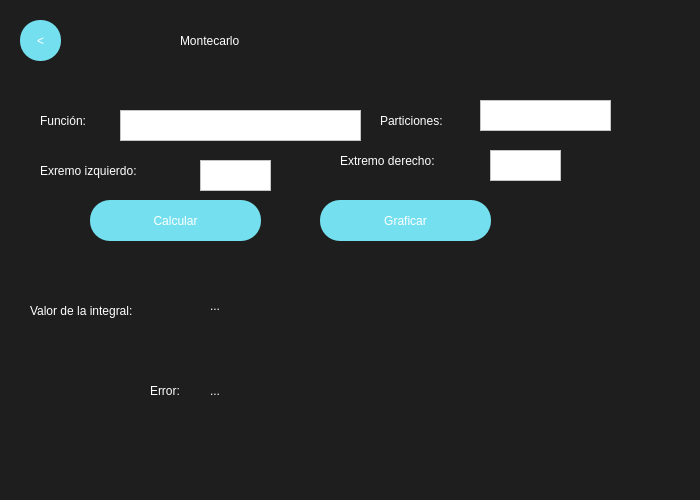
Above: Montecarlo.ui from XMunteR/Calculadora before the change. Below: the same form after it.
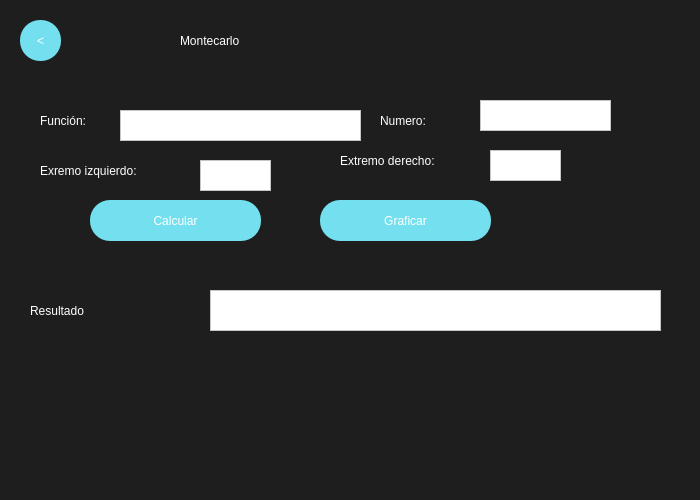
That is the form after the change.

```diff
--- a/Montecarlo.ui
+++ b/Montecarlo.ui
@@ -113,7 +113,7 @@
 color:white;</string>
     </property>
     <property name="text">
-     <string>Valor de la integral:</string>
+     <string>Resultado</string>
     </property>
    </widget>
    <widget class="QLabel" name="label_2">
@@ -220,7 +220,7 @@
 font:20px&quot;impact&quot;</string>
     </property>
     <property name="text">
-     <string>Particiones:</string>
+     <string>Numero:</string>
     </property>
    </widget>
    <widget class="QTextEdit" name="ParticionesEntry">
@@ -236,60 +236,6 @@
      <string notr="true">background-color: rgb(255, 255, 255);</string>
     </property>
    </widget>
-   <widget class="QLabel" name="label_7">
-    <property name="geometry">
-     <rect>
-      <x>150</x>
-      <y>370</y>
-      <width>51</width>
-      <height>41</height>
-     </rect>
-    </property>
-    <property name="styleSheet">
-     <string notr="true">font:15pt&quot;Arial&quot;;
-color:white;</string>
-    </property>
-    <property name="text">
-     <string>Error:</string>
-    </property>
-   </widget>
-   <widget class="QLabel" name="ResultError">
-    <property name="geometry">
-     <rect>
-      <x>210</x>
-      <y>370</y>
-      <width>371</width>
-      <height>41</height>
-     </rect>
-    </property>
-    <property name="styleSheet">
-     <string notr="true">font:15pt&quot;Arial&quot;;
-color:white;</string>
-    </property>
-    <property name="text">
-     <string>...</string>
-    </property>
-   </widget>
-   <widget class="QLabel" name="ResultIntegral">
-    <property name="geometry">
-     <rect>
-      <x>210</x>
-      <y>290</y>
-      <width>431</width>
-      <height>31</height>
-     </rect>
-    </property>
-    <property name="styleSheet">
-     <string notr="true">color: rgb(255, 255, 255);
-font:20px&quot;impact&quot;</string>
-    </property>
-    <property name="text">
-     <string>...</string>
-    </property>
-    <property name="wordWrap">
-     <bool>true</bool>
-    </property>
-   </widget>
    <widget class="QPushButton" name="Simp1GraficarButton">
     <property name="geometry">
      <rect>
@@ -307,6 +253,19 @@
      <string>Graficar</string>
     </property>
    </widget>
+   <widget class="QTextEdit" name="ResultIntegral">
+    <property name="geometry">
+     <rect>
+      <x>210</x>
+      <y>290</y>
+      <width>451</width>
+      <height>41</height>
+     </rect>
+    </property>
+    <property name="styleSheet">
+     <string notr="true">background-color: rgb(255, 255, 255);</string>
+    </property>
+   </widget>
   </widget>
  </widget>
  <resources/>
```
